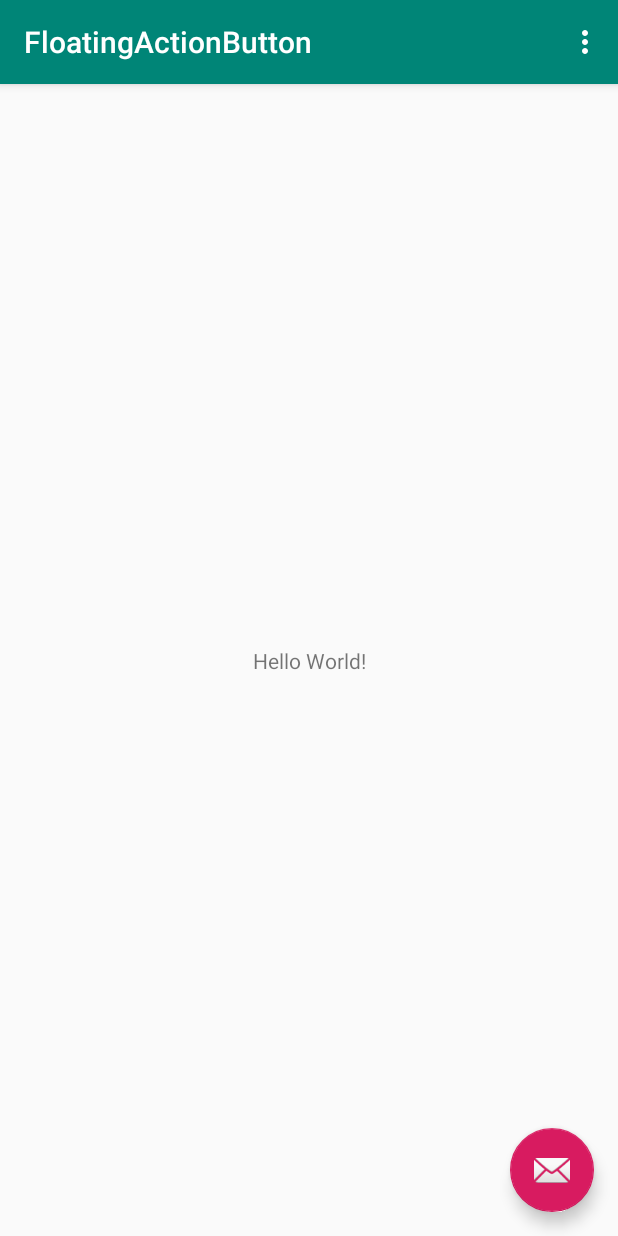
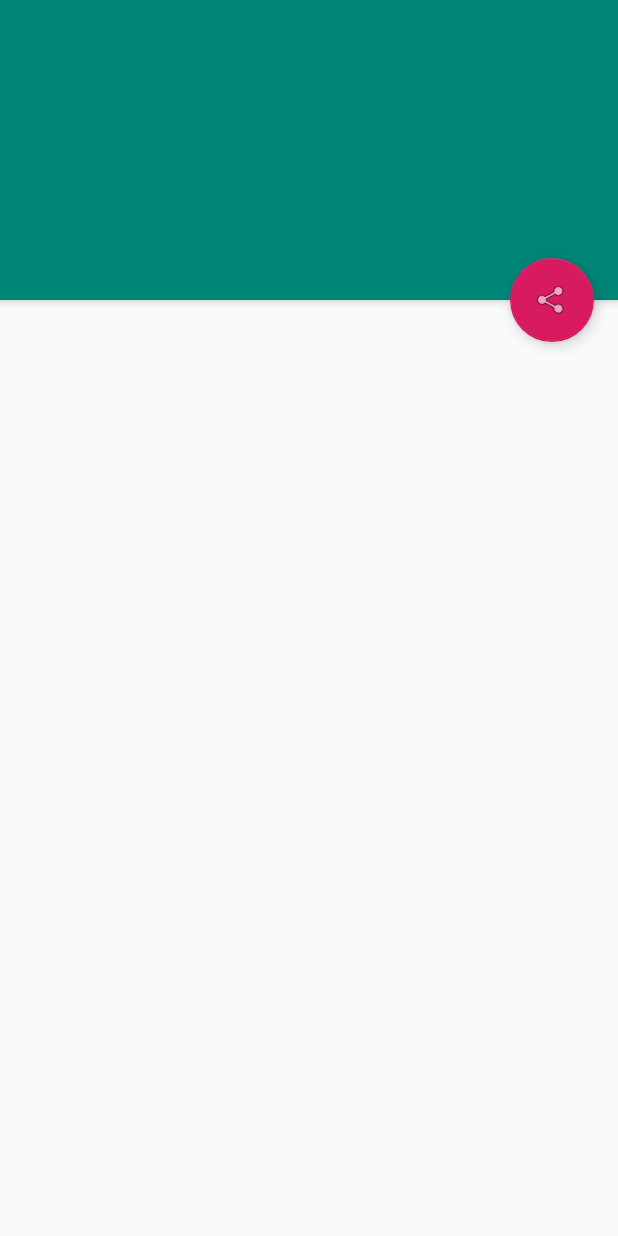
Before and after one commit to FaridCuxim/FloatingActionButton, an Android app: the screen it shows after launch (ActividadPrincipal), on a phone screen of 412 x 824 dp. Run offline under Robolectric (Android 15) with nearby library versions, the phone set to English and light mode, and no system bars.

Commit message:
Se realizó "Rompimiento de Bordes" Un cambio en el diseño (xml)

```diff
--- a/app/src/main/res/layout/actividad_principal.xml
+++ b/app/src/main/res/layout/actividad_principal.xml
@@ -6,28 +6,52 @@
     android:layout_height="match_parent"
     tools:context=".ActividadPrincipal">
 
-    <android.support.design.widget.AppBarLayout
+    <android.support.v7.widget.Toolbar
+        android:id="@+id/toolbar"
         android:layout_width="match_parent"
         android:layout_height="wrap_content"
-        android:theme="@style/AppTheme.AppBarOverlay">
+        android:background="?attr/colorPrimary"
+        android:minHeight="?attr/actionBarSize"
+        android:theme="?attr/actionBarTheme" />
 
-        <android.support.v7.widget.Toolbar
-            android:id="@+id/toolbar"
+    <android.support.design.widget.AppBarLayout
+        android:id="@+id/app_bar"
+        android:layout_width="match_parent"
+        android:layout_height="200dp"
+        android:fitsSystemWindows="true"
+        android:theme="@style/ThemeOverlay.AppCompat.Dark.ActionBar">
+
+        <android.support.design.widget.CollapsingToolbarLayout
+            android:id="@+id/toolbar_layout"
+            android:layout_height="match_parent"
             android:layout_width="match_parent"
-            android:layout_height="?attr/actionBarSize"
-            android:background="?attr/colorPrimary"
-            app:popupTheme="@style/AppTheme.PopupOverlay" />
+            android:fitsSystemWindows="true"
+            app:contentScrim="?attr/colorPrimary">
 
+            <android.support.v7.widget.Toolbar
+                android:id="@+id/detail_toolbar"
+                android:layout_width="match_parent"
+                android:layout_height="?attr/actionBarSize"
+                app:layout_collapseMode="pin"
+                android:background="?attr/colorPrimary"
+                app:popupTheme="@style/ThemeOverlay.AppCompat.Light" />
+        </android.support.design.widget.CollapsingToolbarLayout>
     </android.support.design.widget.AppBarLayout>
 
-    <include layout="@layout/content_main" />
+    <android.support.v4.widget.NestedScrollView
+        android:id="@+id/contenedor_detalle_item"
+        android:layout_width="match_parent"
+        android:layout_height="match_parent"
+        app:layout_behavior="@string/appbar_scrolling_view_behavior"/>
 
     <android.support.design.widget.FloatingActionButton
         android:id="@+id/fab"
         android:layout_width="wrap_content"
         android:layout_height="wrap_content"
-        android:layout_gravity="bottom|end"
+        android:layout_gravity="center_vertical|start"
         android:layout_margin="@dimen/fab_margin"
-        app:srcCompat="@android:drawable/ic_dialog_email" />
+        app:srcCompat="@android:drawable/ic_menu_share"
+        app:layout_anchor="@id/contenedor_detalle_item"
+        app:layout_anchorGravity="top|end"/>
 
 </android.support.design.widget.CoordinatorLayout>
```
